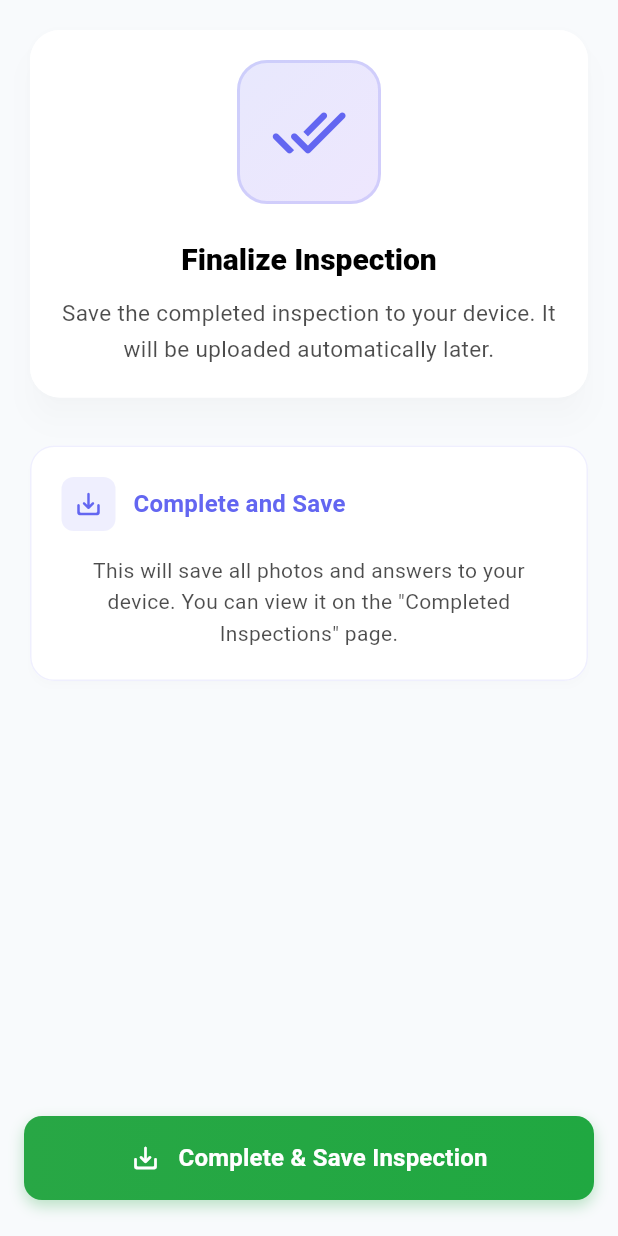
After one commit to EshanRubbani/safe_harbor_field_app, a Flutter app: the InspectionReportView screen opened by its route, on a phone screen of 412 x 824 dp. The commit adds this screen. Run offline on Flutter 3.47's test engine with Material 3 defaults, Android fonts, the phone set to English and light mode, and no system bars; our stand-ins replace cloud_firestore, firebase_auth, firebase_core, get, image_picker, permission_handler and 1 more; accounts and stored records are empty; Roboto replaces fonts that are missing (Poppins).

Commit message:
Add InspectionReportView and update routing for inspection reports

```diff
--- a/lib/app/routes/app_pages.dart
+++ b/lib/app/routes/app_pages.dart
@@ -3,6 +3,7 @@ import 'package:safe_harbor_field_app/app/views/Login/login_view.dart';
 import 'package:safe_harbor_field_app/app/views/home/home_view.dart';
 import 'package:safe_harbor_field_app/app/views/inspection/inspection_photos_view.dart';
 import 'package:safe_harbor_field_app/app/views/inspection/inspection_questionaire_view.dart';
+import 'package:safe_harbor_field_app/app/views/inspection/inspection_report_view.dart';
 import 'package:safe_harbor_field_app/app/views/splash/splash_view.dart';
 import 'app_routes.dart';
 
@@ -30,7 +31,11 @@ class AppPages {
     ),
     GetPage(
       name: AppRoutes.inspection_questionaire,
-      page: () => InspectionQuestionaireView(),
+      page: () => InspectionQuestionnaireView(),
+    ),
+     GetPage(
+      name: AppRoutes.inspection_report,
+      page: () => InspectionReportView(),
     ),
   ];
 }
--- a/lib/app/routes/app_routes.dart
+++ b/lib/app/routes/app_routes.dart
@@ -8,6 +8,8 @@ abstract class AppRoutes {
   static const PROFILE = '/profile';
   static const inspection_photos = '/inspection-photos';
   static const inspection_questionaire = '/inspection-questionnaire';
+  static const inspection_report = '/inspection-report';
+
 
 
 }
--- /dev/null
+++ b/lib/app/views/inspection/inspection_report_view.dart
@@ -0,0 +1,306 @@
+import 'package:flutter/material.dart';
+import 'package:get/get.dart';
+import 'package:safe_harbor_field_app/app/controllers/inspection_questionaire_controller.dart';
+import 'package:safe_harbor_field_app/app/routes/app_routes.dart';
+import 'package:safe_harbor_field_app/app/services/questionaire_service.dart';
+import 'package:safe_harbor_field_app/app/utils/form_section_widget.dart';
+
+class InspectionReportView extends StatelessWidget {
+  const InspectionReportView({super.key});
+
+  @override
+  Widget build(BuildContext context) {
+    final theme = Theme.of(context);
+    final colorScheme = theme.colorScheme;
+
+    return Scaffold(
+      body: Container(
+        decoration: BoxDecoration(
+          gradient: LinearGradient(
+            begin: Alignment.topCenter,
+            end: Alignment.bottomCenter,
+            colors: [
+              colorScheme.background,
+              colorScheme.background.withOpacity(0.95),
+            ],
+          ),
+        ),
+        child: SafeArea(
+          child: Column(
+            children: [
+              // Header Card
+              _buildHeaderCard(colorScheme, theme),
+
+              // Complete and Save Section
+              Expanded(
+                child: Container(
+                  margin: const EdgeInsets.symmetric(horizontal: 16.0),
+                  child: Column(
+                    children: [
+                      const SizedBox(height: 8.0),
+                      _buildCompleteAndSaveSection(colorScheme, theme),
+                      const Spacer(),
+                      _buildCompleteButton(colorScheme, theme),
+                      const SizedBox(height: 24.0),
+                    ],
+                  ),
+                ),
+              ),
+            ],
+          ),
+        ),
+      ),
+    );
+  }
+
+  Widget _buildHeaderCard(ColorScheme colorScheme, ThemeData theme) {
+    return Container(
+      margin: const EdgeInsets.all(16.0),
+      child: Card(
+        elevation: 8,
+        shadowColor: Colors.black.withOpacity(0.1),
+        shape: RoundedRectangleBorder(
+          borderRadius: BorderRadius.circular(20),
+        ),
+        child: Container(
+          width: double.infinity,
+          padding: const EdgeInsets.all(20.0),
+          decoration: BoxDecoration(
+            borderRadius: BorderRadius.circular(20),
+            gradient: LinearGradient(
+              begin: Alignment.topLeft,
+              end: Alignment.bottomRight,
+              colors: [
+                colorScheme.surface,
+                colorScheme.surface.withOpacity(0.95),
+              ],
+            ),
+          ),
+          child: Column(
+            mainAxisAlignment: MainAxisAlignment.center,
+            children: [
+              // Icon with gradient background
+              Container(
+                padding: const EdgeInsets.all(20.0),
+                decoration: BoxDecoration(
+                  gradient: LinearGradient(
+                    begin: Alignment.topLeft,
+                    end: Alignment.bottomRight,
+                    colors: [
+                      colorScheme.primary.withOpacity(0.15),
+                      colorScheme.secondary.withOpacity(0.15),
+                    ],
+                  ),
+                  borderRadius: BorderRadius.circular(20.0),
+                  border: Border.all(
+                    color: colorScheme.primary.withOpacity(0.2),
+                    width: 2,
+                  ),
+                ),
+                child: Icon(
+                  Icons.done_all_rounded,
+                  size: 52,
+                  color: colorScheme.primary,
+                ),
+              ),
+
+              const SizedBox(height: 24.0),
+
+              // Headline
+              Text(
+                "Finalize Inspection",
+                style: theme.textTheme.titleLarge?.copyWith(
+                      fontWeight: FontWeight.w800,
+                      color: colorScheme.onSurface,
+                      fontSize: 20,
+                    ) ??
+                    TextStyle(
+                      fontSize: 20.0,
+                      fontWeight: FontWeight.w800,
+                      color: colorScheme.onSurface,
+                    ),
+                textAlign: TextAlign.center,
+              ),
+
+              const SizedBox(height: 12.0),
+
+              // Description text
+              Text(
+                "Save the completed inspection to your device. It will be uploaded automatically later.",
+                style: theme.textTheme.bodyMedium?.copyWith(
+                      color: colorScheme.onSurface.withOpacity(0.7),
+                      height: 1.6,
+                      fontSize: 15,
+                    ) ??
+                    TextStyle(
+                      fontSize: 15.0,
+                      color: colorScheme.onSurface.withOpacity(0.7),
+                      height: 1.6,
+                    ),
+                textAlign: TextAlign.center,
+              ),
+            ],
+          ),
+        ),
+      ),
+    );
+  }
+
+  Widget _buildCompleteAndSaveSection(ColorScheme colorScheme, ThemeData theme) {
+    return Card(
+      elevation: 2,
+      shadowColor: Colors.black.withOpacity(0.05),
+      shape: RoundedRectangleBorder(
+        borderRadius: BorderRadius.circular(16),
+      ),
+      child: Container(
+        width: double.infinity,
+        padding: const EdgeInsets.all(20.0),
+        decoration: BoxDecoration(
+          borderRadius: BorderRadius.circular(16),
+          color: colorScheme.surface,
+          border: Border.all(
+            color: colorScheme.primary.withOpacity(0.1),
+            width: 1,
+          ),
+        ),
+        child: Column(
+          crossAxisAlignment: CrossAxisAlignment.start,
+          children: [
+            // Section Header
+            Row(
+              children: [
+                Container(
+                  padding: const EdgeInsets.all(8.0),
+                  decoration: BoxDecoration(
+                    color: colorScheme.primary.withOpacity(0.1),
+                    borderRadius: BorderRadius.circular(8),
+                  ),
+                  child: Icon(
+                    Icons.save_alt_rounded,
+                    size: 20,
+                    color: colorScheme.primary,
+                  ),
+                ),
+                const SizedBox(width: 12.0),
+                Text(
+                  "Complete and Save",
+                  style: theme.textTheme.titleMedium?.copyWith(
+                        fontWeight: FontWeight.w700,
+                        color: colorScheme.primary,
+                        fontSize: 16,
+                      ) ??
+                      TextStyle(
+                        fontSize: 16.0,
+                        fontWeight: FontWeight.w700,
+                        color: colorScheme.primary,
+                      ),
+                ),
+              ],
+            ),
+
+            const SizedBox(height: 16.0),
+
+            // Description
+            Text(
+              "This will save all photos and answers to your device. You can view it on the \"Completed Inspections\" page.",
+              style: theme.textTheme.bodyMedium?.copyWith(
+                    color: colorScheme.onSurface.withOpacity(0.7),
+                    height: 1.5,
+                    fontSize: 14,
+                  ) ??
+                  TextStyle(
+                    fontSize: 14.0,
+                    color: colorScheme.onSurface.withOpacity(0.7),
+                    height: 1.5,
+                  ),
+                  textAlign: TextAlign.center,
+            ),
+          ],
+        ),
+      ),
+    );
+  }
+
+  Widget _buildCompleteButton(ColorScheme colorScheme, ThemeData theme) {
+    return Container(
+      width: double.infinity,
+      height: 56.0,
+      decoration: BoxDecoration(
+        gradient: LinearGradient(
+          begin: Alignment.centerLeft,
+          end: Alignment.centerRight,
+          colors: [
+            const Color(0xFF28A745), // Green color from the image
+            const Color(0xFF20A841),
+          ],
+        ),
+        borderRadius: BorderRadius.circular(12),
+        boxShadow: [
+          BoxShadow(
+            color: const Color(0xFF28A745).withOpacity(0.3),
+            blurRadius: 8,
+            offset: const Offset(0, 4),
+          ),
+        ],
+      ),
+      child: Material(
+        color: Colors.transparent,
+        child: InkWell(
+          onTap: () {
+            // Handle complete and save action
+            _handleCompleteAndSave();
+          },
+          borderRadius: BorderRadius.circular(12),
+          child: Container(
+            padding: const EdgeInsets.symmetric(horizontal: 24.0),
+            child: Row(
+              mainAxisAlignment: MainAxisAlignment.center,
+              children: [
+                Icon(
+                  Icons.save_alt_rounded,
+                  color: Colors.white,
+                  size: 20,
+                ),
+                const SizedBox(width: 12.0),
+                Text(
+                  "Complete & Save Inspection",
+                  style: theme.textTheme.titleMedium?.copyWith(
+                        fontWeight: FontWeight.w600,
+                        color: Colors.white,
+                        fontSize: 16,
+                      ) ??
+                      const TextStyle(
+                        fontSize: 16.0,
+                        fontWeight: FontWeight.w600,
+                        color: Colors.white,
+                      ),
+                ),
+              ],
+            ),
+          ),
+        ),
+      ),
+    );
+  }
+
+  void _handleCompleteAndSave() {
+    // Add your logic here to save the inspection
+    // For example:
+    // final controller = Get.find<InspectionQuestionaireController>();
+    // controller.completeAndSaveInspection();
+
+    // Show success message
+    Get.snackbar(
+      "Success",
+      "Inspection saved successfully!",
+      snackPosition: SnackPosition.BOTTOM,
+      backgroundColor: const Color(0xFF28A745),
+      colorText: Colors.white,
+      icon: const Icon(Icons.check_circle, color: Colors.white),
+    );
+
+    // Navigate back or to completed inspections page
+    // Get.offNamed(AppRoutes.completedInspections);
+  }
+}
```
